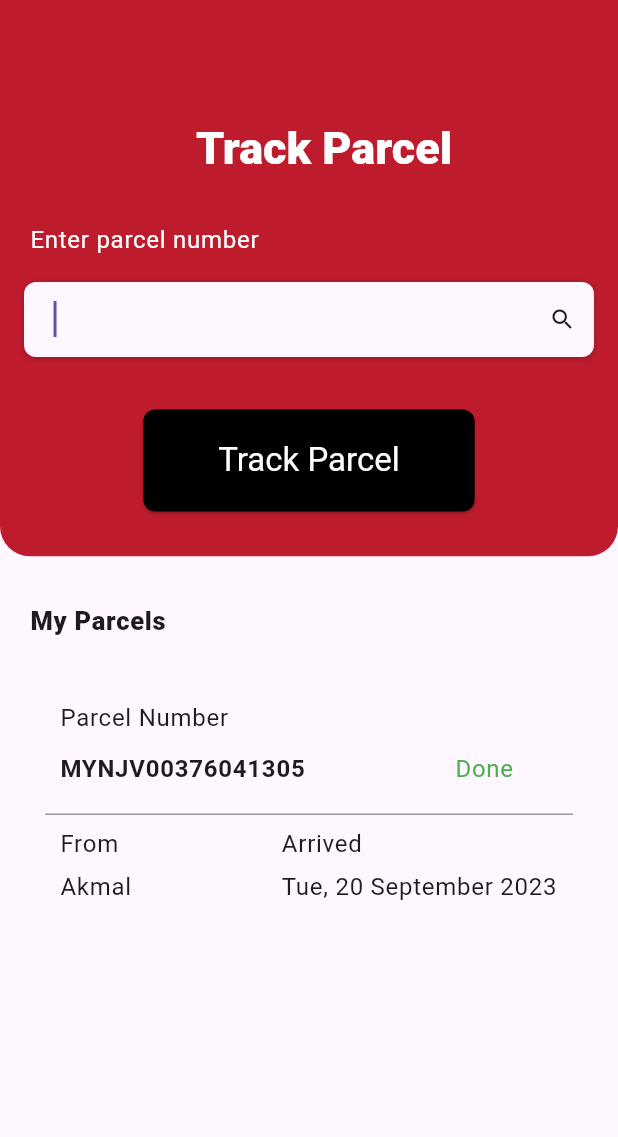
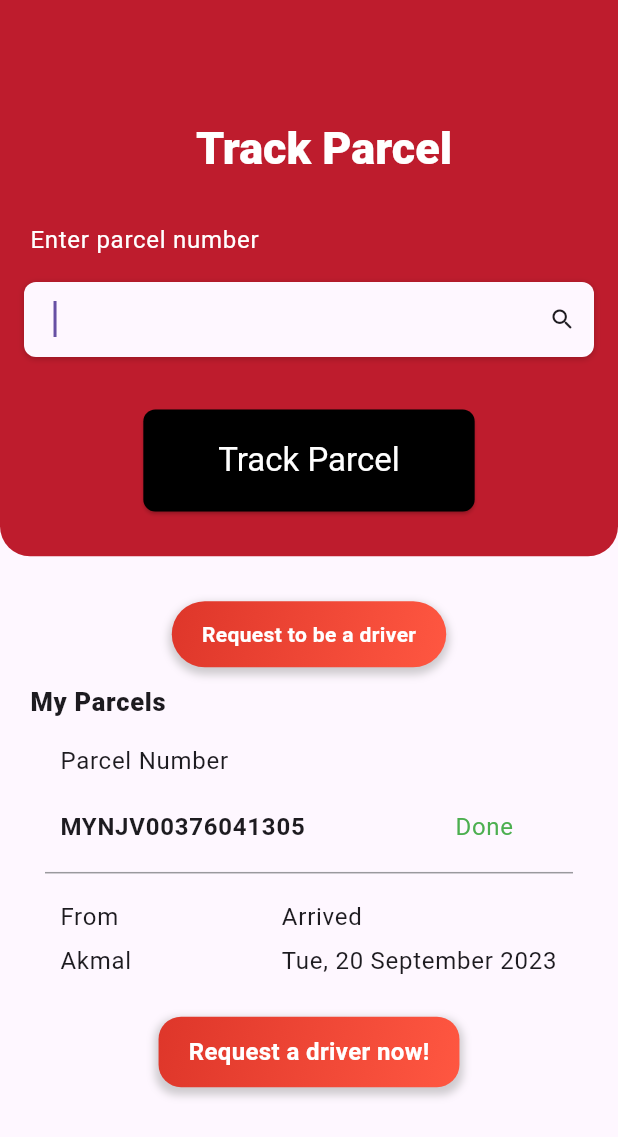
Before and after one commit to NotWai/UTMDash, a Flutter app: the HomePageUser screen opened directly, on a phone screen of 412 x 824 dp. Shown: the top 1137 px of the screen. Run offline on Flutter 3.47's test engine with Material 3 defaults, Android fonts, the light colour scheme and no system bars; our stand-ins replace carousel_slider, cloud_firestore, firebase_auth, firebase_core, google_fonts, google_nav_bar and 2 more; accounts and stored records are empty.

Commit message:
Adding_buttons

```diff
--- a/App/utm_dash/lib/HomePageUser.dart
+++ b/App/utm_dash/lib/HomePageUser.dart
@@ -1,4 +1,4 @@
-// ignore_for_file: use_build_context_synchronously
+// ignore_for_file: use_build_context_synchronously, sized_box_for_whitespace
 
 import 'package:flutter/material.dart';
 import 'package:flutter/services.dart';
@@ -90,7 +90,8 @@
           builder: (BuildContext context) {
             return AlertDialog(
               title: const Text('Parcel Details'),
-            content: Text('Parcel data:\nArrived: ${docs.first.get("arrived")}\nFrom: ${docs.first.get("fromName")}'),
+              content: Text(
+                  'Parcel data:\nArrived: ${docs.first.get("arrived")}\nFrom: ${docs.first.get("fromName")}'),
               actions: [
                 TextButton(
                   onPressed: () {
@@ -103,7 +104,6 @@
           },
         );
 
-
         setState(() {
           // Update your widget's state with the fetched data if needed
           // Example: parcelData = snapshot.data();
@@ -115,7 +115,8 @@
           builder: (BuildContext context) {
             return AlertDialog(
               title: const Text('Parcel Not Found'),
-            content: const Text('No parcel found with the given tracking number.'),
+              content:
+                  const Text('No parcel found with the given tracking number.'),
               actions: [
                 TextButton(
                   onPressed: () {
@@ -128,19 +129,20 @@
           },
         );
       }
-
     } catch (e) {
       print('Error fetching parcel data: $e');
     }
   }
 
   Future<List<Map<String, dynamic>>> trackParcelList() async {
-   try { // Check if alr not exist in user profile
+    try {
+      // Check if alr not exist in user profile
       final user = Provider.of<UserClass>(context, listen: false);
-    final userRef = FirebaseFirestore.instance.collection('Users').doc(user.uid);
+      final userRef =
+          FirebaseFirestore.instance.collection('Users').doc(user.uid);
       final userData = await userRef.get();
 
-    if(userData.exists) {
+      if (userData.exists) {
         try {
           // Get list tracking id
           final trackingList = userData.get('trackingId') as List<String>;
@@ -154,7 +156,8 @@
 
             if (docs.isNotEmpty) {
               print('done');
-        final docList = docs.map((element) => element.data() ?? {}).toList();
+              final docList =
+                  docs.map((element) => element.data() ?? {}).toList();
               print(docList);
               return docList;
             } else {
@@ -225,7 +228,8 @@
                   Align(
                     alignment: const AlignmentDirectional(-1.00, 0.00),
                     child: Padding(
-                      padding: const EdgeInsetsDirectional.fromSTEB(20, 30, 0, 0),
+                      padding:
+                          const EdgeInsetsDirectional.fromSTEB(20, 30, 0, 0),
                       child: Text(
                         'Enter parcel number',
                         style: Theme.of(context).textTheme.bodyLarge!.copyWith(
@@ -235,7 +239,8 @@
                     ),
                   ),
                   Padding(
-                    padding: const EdgeInsetsDirectional.fromSTEB(16, 16, 16, 0),
+                    padding:
+                        const EdgeInsetsDirectional.fromSTEB(16, 16, 16, 0),
                     child: InkWell(
                       splashColor: Colors.transparent,
                       focusColor: Colors.transparent,
@@ -262,8 +267,8 @@
                           shape: BoxShape.rectangle,
                         ),
                         child: Padding(
-                          padding:
-                              const EdgeInsetsDirectional.fromSTEB(12, 12, 12, 12),
+                          padding: const EdgeInsetsDirectional.fromSTEB(
+                              12, 12, 12, 12),
                           child: Row(
                             mainAxisSize: MainAxisSize.max,
                             children: [
@@ -323,14 +328,16 @@
                     ),
                   ),
                   Padding(
-                    padding: const EdgeInsetsDirectional.fromSTEB(20, 35, 20, 0),
+                    padding:
+                        const EdgeInsetsDirectional.fromSTEB(20, 35, 20, 0),
                     child: ElevatedButton(
                       onPressed: () {
                         trackParcel(textController.text);
                       },
                       style: ElevatedButton.styleFrom(
                         primary: Colors.black,
-                        padding: const EdgeInsetsDirectional.fromSTEB(50, 20, 50, 20),
+                        padding: const EdgeInsetsDirectional.fromSTEB(
+                            50, 20, 50, 20),
                         shape: RoundedRectangleBorder(
                           borderRadius: BorderRadius.circular(8),
                         ),
@@ -346,18 +353,61 @@
                 ],
               ),
             ),
+            const SizedBox(
+              height: 20,
+            ),
+            Center(
+              child: Column(
+                children: [
+                  GestureDetector(
+                    onTap: () {},
+                    child: Container(
+                      decoration: BoxDecoration(
+                        borderRadius: BorderRadius.circular(25),
+                        gradient: const LinearGradient(
+                          colors: [
+                            Color.fromARGB(255, 222, 54, 42),
+                            Color.fromARGB(255, 255, 87, 65)
+                          ], // Change gradient colors as needed
+                          begin: Alignment.topLeft,
+                          end: Alignment.bottomRight,
+                        ),
+                        boxShadow: [
+                          BoxShadow(
+                            color: Colors.grey.withOpacity(0.5),
+                            spreadRadius: 2,
+                            blurRadius: 4,
+                            offset: const Offset(0, 3),
+                          ),
+                        ],
+                      ),
+                      padding: const EdgeInsets.symmetric(
+                          horizontal: 20, vertical: 12),
+                      margin: const EdgeInsets.only(top: 10),
+                      child: const Text(
+                        'Request to be a driver',
+                        style: TextStyle(
+                          color: Colors.white,
+                          fontSize: 14,
+                          fontWeight: FontWeight.bold,
+                        ),
+                      ),
+                    ),
+                  ),
                   Container(
                     width: double.infinity,
                     child: Column(
-                mainAxisSize: MainAxisSize.max,
                       children: [
                         Align(
-                    alignment: const AlignmentDirectional(-1.00, -1.00),
+                          alignment: Alignment.topLeft,
                           child: Padding(
-                      padding: const EdgeInsetsDirectional.fromSTEB(20, 30, 0, 0),
+                            padding: const EdgeInsets.only(left: 20, top: 10),
                             child: Text(
                               'My Parcels',
-                        style: Theme.of(context).textTheme.bodyText1!.copyWith(
+                              style: Theme.of(context)
+                                  .textTheme
+                                  .bodyLarge!
+                                  .copyWith(
                                     fontSize: 17,
                                     fontWeight: FontWeight.w800,
                                   ),
@@ -365,71 +415,67 @@
                           ),
                         ),
                         Padding(
-                    padding: const EdgeInsetsDirectional.fromSTEB(20, 20, 20, 20),
+                          padding: const EdgeInsets.symmetric(
+                              horizontal: 20, vertical: 5),
                           child: Container(
-                      //width: 400,
-                      height: 153,
                             decoration: BoxDecoration(
                               color: Theme.of(context).cardColor,
                               borderRadius: BorderRadius.circular(20),
                             ),
-                      child: SingleChildScrollView(
                             child: Column(
-                          mainAxisSize: MainAxisSize.max,
-                          children: [
-                            Row(
-                              mainAxisSize: MainAxisSize.max,
                               children: [
                                 Padding(
-                                  padding: const EdgeInsetsDirectional.fromSTEB(
-                                      20, 20, 0, 0),
+                                  padding:
+                                      const EdgeInsets.symmetric(vertical: 10),
+                                  child: Row(
+                                    children: [
+                                      Padding(
+                                        padding:
+                                            const EdgeInsets.only(left: 20),
                                         child: Text(
                                           'Parcel Number',
                                           style: Theme.of(context)
                                               .textTheme
-                                        .bodyText1!
+                                              .bodyLarge!
                                               .copyWith(
                                                 color: Theme.of(context)
                                                     .textTheme
-                                              .caption!
+                                                    .bodySmall!
                                                     .color,
                                               ),
                                         ),
                                       ),
                                     ],
                                   ),
+                                ),
                                 Padding(
                                   padding:
-                                  const EdgeInsetsDirectional.fromSTEB(0, 10, 0, 10),
+                                      const EdgeInsets.symmetric(vertical: 10),
                                   child: Row(
-                                mainAxisSize: MainAxisSize.max,
                                     children: [
                                       Padding(
-                                    padding: const EdgeInsetsDirectional.fromSTEB(
-                                        20, 0, 0, 0),
+                                        padding:
+                                            const EdgeInsets.only(left: 20),
                                         child: Text(
                                           'MYNJV00376041305',
                                           style: Theme.of(context)
                                               .textTheme
-                                          .bodyText1!
+                                              .bodyLarge!
                                               .copyWith(
                                                 fontWeight: FontWeight.w600,
                                               ),
                                         ),
                                       ),
-                                  Align(
-                                    alignment: const AlignmentDirectional(1.00, 0.00),
-                                    child: Padding(
-                                      padding: const EdgeInsetsDirectional.fromSTEB(
-                                          100, 0, 0, 0),
+                                      Padding(
+                                        padding:
+                                            const EdgeInsets.only(left: 100),
                                         child: Text(
                                           'Done',
                                           style: Theme.of(context)
                                               .textTheme
-                                            .bodyText1!
+                                              .bodyLarge!
                                               .copyWith(
                                                 color: Colors.green,
-                                            ),
                                               ),
                                         ),
                                       ),
@@ -442,82 +488,70 @@
                                   endIndent: 10,
                                   color: Color(0x9B5A5C60),
                                 ),
-                            Row(
-                              mainAxisSize: MainAxisSize.max,
+                                Padding(
+                                  padding:
+                                      const EdgeInsets.symmetric(vertical: 10),
+                                  child: Row(
                                     children: [
                                       Padding(
                                         padding:
-                                      const EdgeInsetsDirectional.fromSTEB(20, 0, 0, 0),
-                                  child: SingleChildScrollView(
+                                            const EdgeInsets.only(left: 20),
                                         child: Column(
-                                      mainAxisSize: MainAxisSize.max,
-                                      crossAxisAlignment: CrossAxisAlignment.start,
+                                          crossAxisAlignment:
+                                              CrossAxisAlignment.start,
                                           children: [
                                             Text(
                                               'From',
                                               style: Theme.of(context)
                                                   .textTheme
-                                              .bodyText1!
+                                                  .bodyLarge!
                                                   .copyWith(
                                                     color: Theme.of(context)
                                                         .textTheme
-                                                    .caption!
+                                                        .bodySmall!
                                                         .color,
                                                   ),
                                             ),
                                             Padding(
-                                          padding: const EdgeInsetsDirectional.fromSTEB(
-                                              0, 5, 0, 0),
+                                              padding:
+                                                  const EdgeInsets.only(top: 5),
                                               child: Text(
                                                 'Akmal',
                                                 style: Theme.of(context)
                                                     .textTheme
-                                                .bodyText1,
+                                                    .bodyLarge,
                                               ),
                                             ),
                                           ],
                                         ),
                                       ),
-                                ),
                                       Padding(
-                                  padding: const EdgeInsetsDirectional.fromSTEB(
-                                      100, 0, 20, 0),
+                                        padding:
+                                            const EdgeInsets.only(left: 100),
                                         child: Column(
-                                    mainAxisSize: MainAxisSize.max,
-                                    crossAxisAlignment: CrossAxisAlignment.start,
+                                          crossAxisAlignment:
+                                              CrossAxisAlignment.start,
                                           children: [
                                             Text(
                                               'Arrived',
-                                        textAlign: TextAlign.start,
                                               style: Theme.of(context)
                                                   .textTheme
-                                            .bodyText1!
+                                                  .bodyLarge!
                                                   .copyWith(
                                                     color: Theme.of(context)
                                                         .textTheme
-                                                  .caption!
+                                                        .bodySmall!
                                                         .color,
                                                   ),
                                             ),
                                             Padding(
-                                        padding: const EdgeInsetsDirectional.fromSTEB(
-                                            0, 5, 0, 0),
+                                              padding:
+                                                  const EdgeInsets.only(top: 5),
                                               child: Text(
                                                 'Tue, 20 September 2023',
-                                          textAlign: TextAlign.start,
                                                 style: Theme.of(context)
                                                     .textTheme
-                                              .bodyText1,
-                                        ),
-                                      ),
-                                    ],
-                                  ),
-                                ),
-                              ],
-                            ),
-                          ],
-                        ),
-                      ),
+                                                    .bodyLarge,
                                               ),
                                             ),
                                           ],
@@ -526,10 +560,54 @@
                                     ],
                                   ),
                                 ),
+                              ],
+                            ),
+                          ),
+                        ),
+                      ],
+                    ),
+                  ),
+                  GestureDetector(
+                    onTap: () {},
+                    child: Container(
+                      decoration: BoxDecoration(
+                        borderRadius: BorderRadius.circular(15),
+                        gradient: const LinearGradient(
+                          colors: [
+                            Color.fromARGB(255, 222, 54, 42),
+                            Color.fromARGB(255, 255, 87, 65)
+                          ], // Change gradient colors as needed
+                          begin: Alignment.topLeft,
+                          end: Alignment.bottomRight,
+                        ),
+                        boxShadow: [
+                          BoxShadow(
+                            color: Colors.grey.withOpacity(0.5),
+                            spreadRadius: 2,
+                            blurRadius: 4,
+                            offset: const Offset(0, 3),
+                          ),
+                        ],
+                      ),
+                      padding: const EdgeInsets.symmetric(
+                          horizontal: 20, vertical: 12),
+                      margin: const EdgeInsets.only(top: 10),
+                      child: const Text(
+                        'Request a driver now!',
+                        style: TextStyle(
+                          color: Colors.white,
+                          fontSize: 16,
+                          fontWeight: FontWeight.bold,
+                        ),
+                      ),
+                    ),
+                  ),
+                ],
+              ),
+            )
+          ],
+        ),
+      ),
     );
   }
 }
-
-_HomePageUserState createModel(BuildContext context, Function builder) {
-  return _HomePageUserState();
-}
```
Also changed, not shown: 3 other files. Lines whose indentation alone changed are shown as unchanged.
